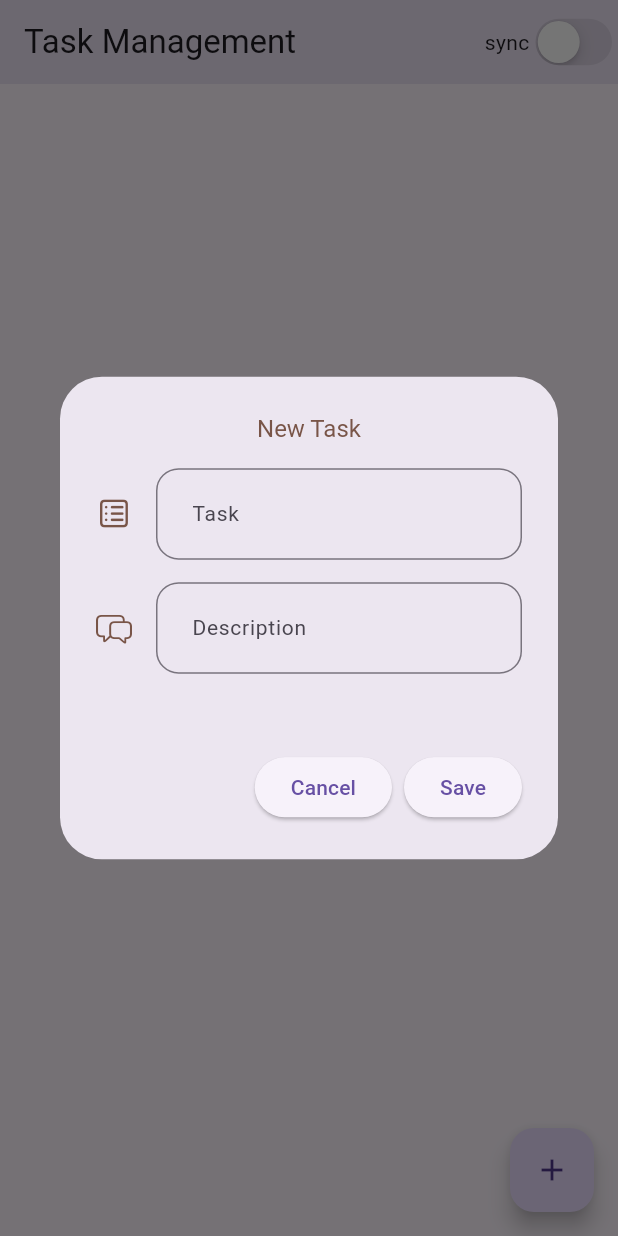
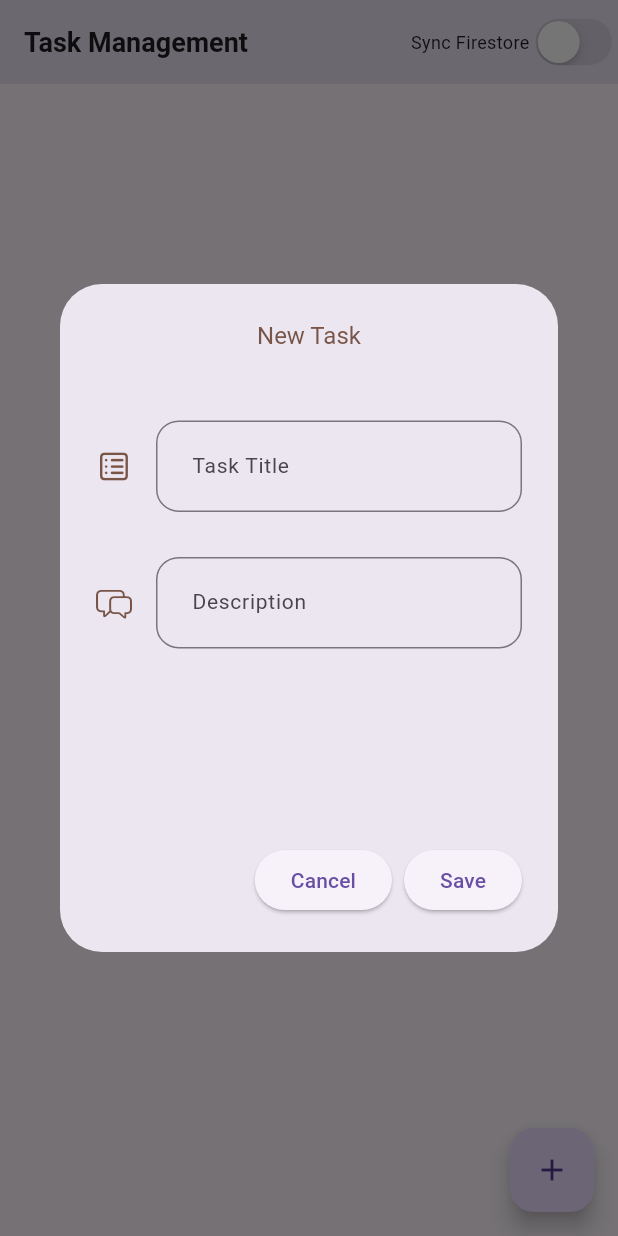
Before and after one commit to Tarun017/task_management_app, a Flutter app: the screen it shows after launch, after a tap on the "add" icon, on a phone screen of 412 x 824 dp. Run offline on Flutter 3.47's test engine with Material 3 defaults, Android fonts, the phone set to English and light mode, and no system bars; our stand-ins replace cloud_firestore, firebase_core, hive, hive_flutter; accounts and stored records are empty.

Commit message:
error handling

```diff
--- a/lib/view/add_task_dialog.dart
+++ b/lib/view/add_task_dialog.dart
@@ -18,7 +18,7 @@ class AddTaskAlertDialog extends StatefulWidget {
 class _AddTaskAlertDialogState extends State<AddTaskAlertDialog> {
   final TextEditingController taskNameController = TextEditingController();
   final TextEditingController taskDescController = TextEditingController();
-  late String selectedValue = '';
+  var _formKey = GlobalKey<FormState>();
 
   @override
   Widget build(BuildContext context) {
@@ -32,12 +32,14 @@ class _AddTaskAlertDialogState extends State<AddTaskAlertDialog> {
         style: TextStyle(fontSize: 16, color: Colors.brown),
       ),
       content: SizedBox(
-        height: height * 0.2,
+        height: height * 0.35,
         width: width,
         child: Form(
+          key: _formKey,
           child: Column(
             children: <Widget>[
-              TextFormField(
+              const SizedBox(height: 30),
+TextFormField(
                 controller: taskNameController,
                 style: const TextStyle(fontSize: 14),
                 decoration: InputDecoration(
@@ -45,15 +47,21 @@ class _AddTaskAlertDialogState extends State<AddTaskAlertDialog> {
                     horizontal: 20,
                     vertical: 20,
                   ),
-                  hintText: 'Task',
+                  hintText: 'Task Title',
                   hintStyle: const TextStyle(fontSize: 14),
                   icon: const Icon(CupertinoIcons.square_list, color: Colors.brown),
                   border: OutlineInputBorder(
                     borderRadius: BorderRadius.circular(15),
                   ),
                 ),
+                validator: (value) {
+                  if (value!.isEmpty) {
+                    return 'Enter a valid task title!';
+                  }
+                  return null;
+                },
               ),
-              const SizedBox(height: 15),
+              const SizedBox(height: 30),
               TextFormField(
                 controller: taskDescController,
                 keyboardType: TextInputType.multiline,
@@ -71,6 +79,12 @@ class _AddTaskAlertDialogState extends State<AddTaskAlertDialog> {
                     borderRadius: BorderRadius.circular(15),
                   ),
                 ),
+                validator: (value) {
+                  if (value!.isEmpty) {
+                    return 'Enter a valid task Description!';
+                  }
+                  return null;
+                },
               ),
               const SizedBox(height: 15),
               ],
@@ -88,8 +102,14 @@ class _AddTaskAlertDialogState extends State<AddTaskAlertDialog> {
           onPressed: () {
             final taskName = taskNameController.text;
             final taskDesc = taskDescController.text;
-            _addTasks(taskName: taskName, taskDesc: taskDesc);
-            Navigator.of(context, rootNavigator: true).pop();
+
+            final isValid = _formKey.currentState?.validate();
+            if (isValid==true) {
+              _addTasks(taskName: taskName, taskDesc: taskDesc);
+              Navigator.of(context, rootNavigator: true).pop();
+              return;
+            }
+
           },
           child: const Text('Save'),
         ),
--- a/lib/view/home_screen.dart
+++ b/lib/view/home_screen.dart
@@ -1,5 +1,8 @@
+import 'dart:ui';
+
 import 'package:flutter/cupertino.dart';
 import 'package:flutter/material.dart';
+import 'package:flutter/widgets.dart';
 import 'package:provider/provider.dart';
 import 'package:task_manager_app/view/add_task_dialog.dart';
 import 'package:task_manager_app/view/delete_task_dialog.dart';
@@ -17,9 +20,7 @@ class MyApp extends StatelessWidget {
     return MaterialApp(
       debugShowCheckedModeBanner: false,
       theme: ThemeData.light(),
-
       home: HomeScreen(),
-
     );
   }
 }
@@ -27,7 +28,7 @@ class MyApp extends StatelessWidget {
 class HomeScreen extends StatelessWidget {
   final TextEditingController taskController = TextEditingController();
 
-  HomeScreen();
+  HomeScreen({Key? key}) : super(key: key);
 
   @override
   Widget build(BuildContext context) {
@@ -40,51 +41,67 @@ class HomeScreen extends StatelessWidget {
         elevation: 8,
         title: const Text(
           'Task Management',
+          style: TextStyle(fontSize: 18,fontWeight: FontWeight.bold),
+
         ),
         actions: [
           Row(
             children: [
               const Text(
-                'sync',
+                'Sync Firestore',
+                style: TextStyle(fontSize: 12),
+
               ),
               CupertinoSwitch(
-                value:screenModel.offlineMode,
+                value: !screenModel.offlineMode,
                 onChanged: (value) async {
                   screenModel.toggleMode();
-                  if(!screenModel.offlineMode){
-                    final todoModel = Provider.of<TodoModel>(context,listen: false);
+                  Future.delayed(const Duration(seconds: 2), () {
+                    screenModel.toggleMode();
+                  });
+                  if (!screenModel.offlineMode) {
+                    final todoModel =
+                    Provider.of<TodoModel>(context, listen: false);
                     final todos = todoModel.todoBox;
-                    CollectionReference tasks = FirebaseFirestore.instance.collection('tasks');
-                    tasks.get()
-                        .then((QuerySnapshot querySnapshot) {
+                    CollectionReference tasks =
+                    FirebaseFirestore.instance.collection('tasks');
+
+                    tasks.get().then((QuerySnapshot querySnapshot) {
                       querySnapshot.docs.forEach((doc) {
+                        doc.reference.delete();
+                      });
                       for (int index = 0; index < todos.length; index++) {
-                         if( doc["id"]!=todos[index].id){
-                          tasks.add({
+                        tasks.add(
+                          {
                             'id': todos[index].id,
                             'title': todos[index].title,
                             'taskDesc': todos[index].taskDesc,
-                          },);}                  }
+                          },
+                        );
+                      }
+
                     });
-                    });
+                  }
 
-
-
-                  }
                 },
               ),
             ],
-          ),
-
+          )
         ],
       ),
       body: Padding(
         padding: const EdgeInsets.all(10.0),
-        child: ListView.builder(
+        child: Column(
+          children: [
+            Visibility(
+              visible:!screenModel.offlineMode ,
+                child: LinearProgressIndicator()),
+             ListView.builder(
+              shrinkWrap: true,
               itemCount: todos.length,
               itemBuilder: (BuildContext context, int index) {
                 final taskDetails = todos[index];
-            return  Container(
+                return Container(
                   margin: const EdgeInsets.only(bottom: 15.0),
                   decoration: BoxDecoration(
                     borderRadius: BorderRadius.circular(15.0),
@@ -98,18 +115,16 @@ class HomeScreen extends StatelessWidget {
                     ],
                   ),
                   child: ListTile(
-                leading: Container(
+                    leading: const SizedBox(
+                      height: 20,
                       width: 20,
-                  height: 20,
-                  padding: const EdgeInsets.symmetric(vertical: 4.0),
-                  alignment: Alignment.center,
                       child: CircleAvatar(
                         backgroundColor: Colors.amber,
                       ),
                     ),
                     title: Text(taskDetails.title),
                     subtitle: Text(taskDetails.taskDesc),
-                isThreeLine: true,
+
                     trailing: PopupMenuButton(
                       itemBuilder: (context) {
                         return [
@@ -124,7 +139,9 @@ class HomeScreen extends StatelessWidget {
                                 const Duration(seconds: 0),
                                     () => showDialog(
                                   context: context,
-                              builder: (context) => UpdateTaskAlertDialog(todu: taskDetails,),
+                                  builder: (context) => UpdateTaskAlertDialog(
+                                    todu: taskDetails,
+                                  ),
                                 ),
                               );
                             },
@@ -135,14 +152,15 @@ class HomeScreen extends StatelessWidget {
                               'Delete',
                               style: TextStyle(fontSize: 13.0),
                             ),
-                        onTap: (){
+                            onTap: () {
                               int taskId = taskDetails.id;
                               String taskName = taskDetails.title;
                               Future.delayed(
                                 const Duration(seconds: 0),
                                     () => showDialog(
                                   context: context,
-                              builder: (context) => DeleteTaskDialog(todu:taskDetails),
+                                  builder: (context) =>
+                                      DeleteTaskDialog(todu: taskDetails),
                                 ),
                               );
                             },
@@ -155,13 +173,15 @@ class HomeScreen extends StatelessWidget {
                 );
               },
             ),
+          ],
+        ),
       ),
       floatingActionButton: FloatingActionButton(
         onPressed: () {
           showDialog(
             context: context,
             builder: (BuildContext context) {
-              return  AddTaskAlertDialog(todos);
+              return AddTaskAlertDialog(todos);
             },
           );
         },
--- a/lib/view_model/screen_model.dart
+++ b/lib/view_model/screen_model.dart
@@ -1,7 +1,7 @@
 import 'package:flutter/material.dart';
 class ScreenModel with ChangeNotifier {
 // Dark Mode:
-  bool _offlineMode = false;
+  bool _offlineMode = true;
 
   get offlineMode => _offlineMode;
 
```
Also changed, not shown: lib/view/update_task_dialog.dart (+18 -4 lines), 1 other file. Lines whose indentation alone changed are shown as unchanged.
